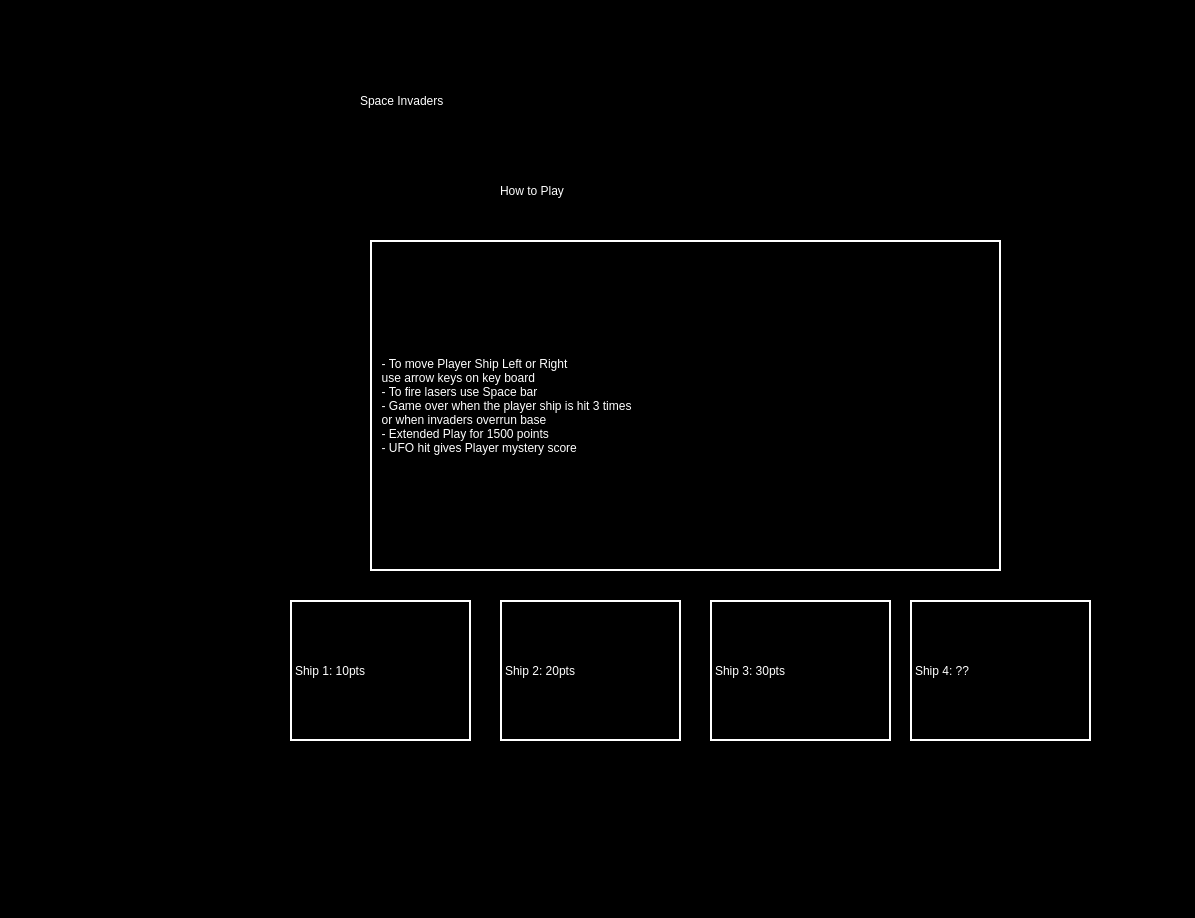
Old version of the form instruct.ui in the repository MicahMumaw/Space_-_Invaders.
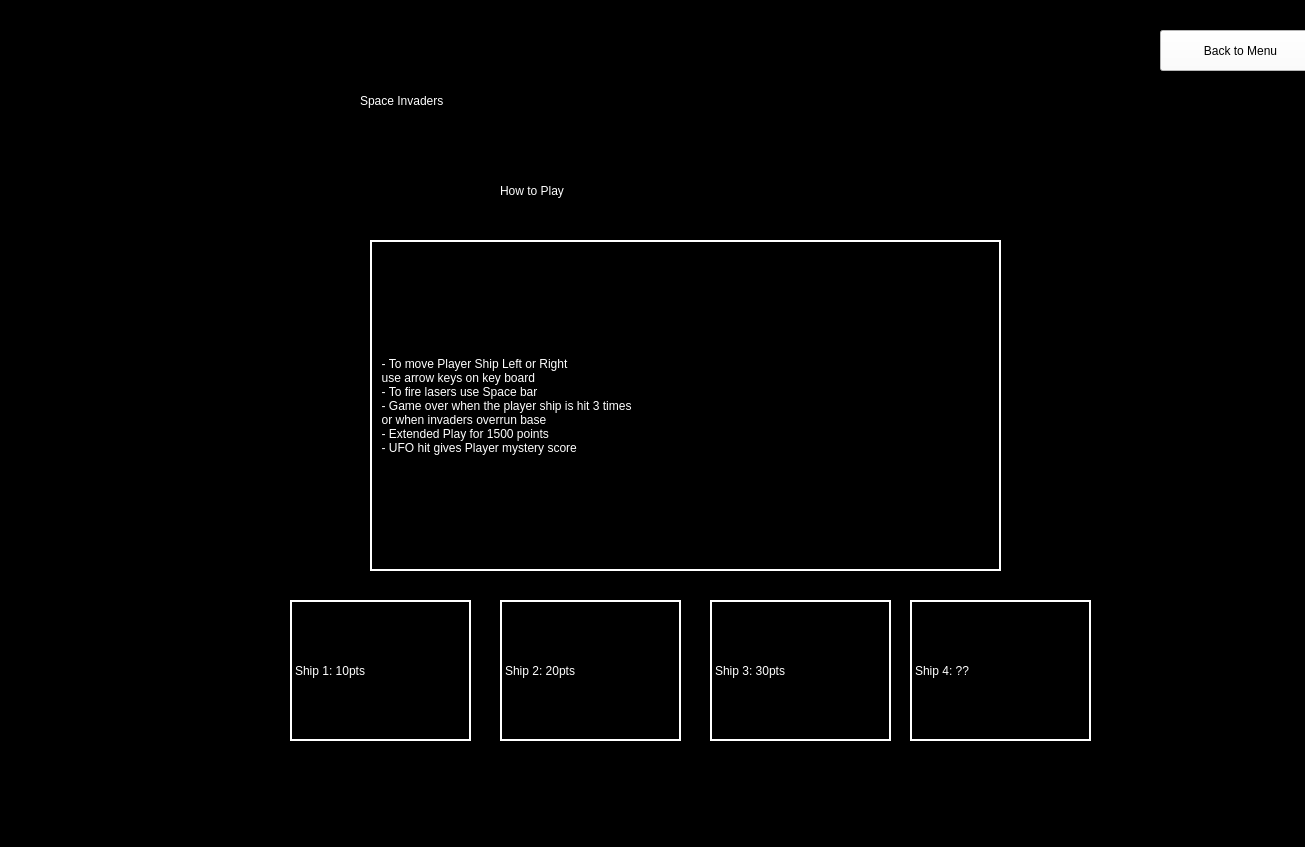
New version of the form.

Commit message: Added back button

Diff of the .ui file:
```diff
--- a/instruct.ui
+++ b/instruct.ui
@@ -6,8 +6,8 @@
    <rect>
     <x>0</x>
     <y>0</y>
-    <width>1195</width>
-    <height>918</height>
+    <width>1305</width>
+    <height>847</height>
    </rect>
   </property>
   <property name="windowTitle">
@@ -146,6 +146,24 @@
     <string>Ship 4: ??</string>
    </property>
   </widget>
+  <widget class="QPushButton" name="pushButton">
+   <property name="geometry">
+    <rect>
+     <x>1160</x>
+     <y>30</y>
+     <width>161</width>
+     <height>41</height>
+    </rect>
+   </property>
+   <property name="styleSheet">
+    <string notr="true">background-color:rgb(255, 255, 255);
+font: italic 18pt &quot;Harlow Solid Italic&quot;;
+rounded</string>
+   </property>
+   <property name="text">
+    <string>Back to Menu</string>
+   </property>
+  </widget>
  </widget>
  <resources/>
  <connections/>
```
The commit also changes 2 other files.
